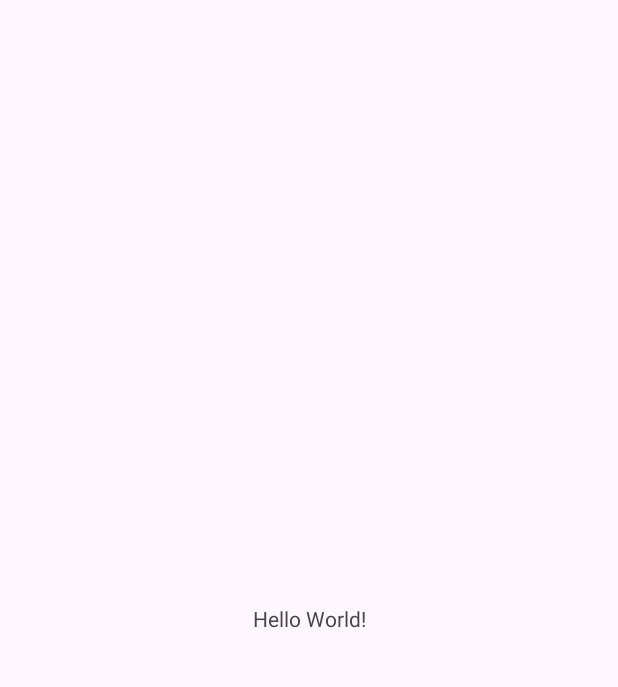
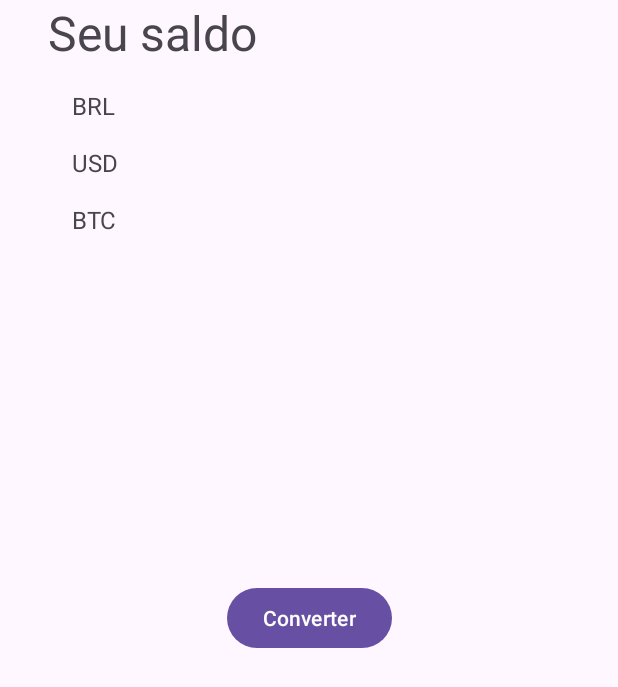
Before and after one commit to Salgado2004/mobile_UFPR_trabalho_3, an Android app: the screen it shows after launch (MainActivity), on a phone screen of 412 x 824 dp. Before the commit the part shown is almost empty. Shown: the top 687 px of the screen. Run offline under Robolectric (Android 15) with nearby library versions, the phone set to English and light mode, and no system bars.

Commit message:
feat: create balance page

```diff
--- a/app/src/main/AndroidManifest.xml
+++ b/app/src/main/AndroidManifest.xml
@@ -1,6 +1,6 @@
 <?xml version="1.0" encoding="utf-8"?>
 <manifest xmlns:android="http://schemas.android.com/apk/res/android"
-    xmlns:tools="http://schemas.android.com/tools">
+    xmlns:tools="http://schemas.android.com/tools" >
 
     <uses-permission android:name="android.permission.INTERNET" />
 
@@ -13,10 +13,10 @@
         android:roundIcon="@mipmap/ic_launcher_round"
         android:supportsRtl="true"
         android:theme="@style/Theme.Trabalho3"
-        tools:targetApi="31">
+        tools:targetApi="31" >
         <activity
             android:name=".MainActivity"
-            android:exported="true">
+            android:exported="true" >
             <intent-filter>
                 <action android:name="android.intent.action.MAIN" />
 
--- a/app/src/main/res/layout/activity_main.xml
+++ b/app/src/main/res/layout/activity_main.xml
@@ -8,12 +8,83 @@
     tools:context=".MainActivity">
 
     <TextView
+        android:id="@+id/textView"
         android:layout_width="wrap_content"
         android:layout_height="wrap_content"
-        android:text="Hello World!"
+        android:layout_marginStart="32dp"
+        android:text="Seu saldo"
+        android:textSize="32sp"
+        app:layout_constraintStart_toStartOf="parent"
+        tools:layout_editor_absoluteY="61dp" />
+
+    <TextView
+        android:id="@+id/valueReal"
+        android:layout_width="wrap_content"
+        android:layout_height="wrap_content"
+        android:layout_marginStart="12dp"
+        android:layout_marginTop="16dp"
+        android:textSize="16sp"
+        app:layout_constraintStart_toEndOf="@+id/textView3"
+        app:layout_constraintTop_toBottomOf="@+id/textView" />
+
+    <TextView
+        android:id="@+id/textView3"
+        android:layout_width="wrap_content"
+        android:layout_height="wrap_content"
+        android:layout_marginStart="48dp"
+        android:layout_marginTop="16dp"
+        android:text="BRL"
+        android:textSize="16sp"
+        app:layout_constraintStart_toStartOf="parent"
+        app:layout_constraintTop_toBottomOf="@+id/textView" />
+
+    <TextView
+        android:id="@+id/textView4"
+        android:layout_width="wrap_content"
+        android:layout_height="wrap_content"
+        android:layout_marginStart="48dp"
+        android:layout_marginTop="16dp"
+        android:text="USD"
+        android:textSize="16sp"
+        app:layout_constraintStart_toStartOf="parent"
+        app:layout_constraintTop_toBottomOf="@+id/textView3" />
+
+    <TextView
+        android:id="@+id/valueUSDolar"
+        android:layout_width="wrap_content"
+        android:layout_height="wrap_content"
+        android:layout_marginTop="16dp"
+        android:textSize="16sp"
+        app:layout_constraintTop_toBottomOf="@+id/valueReal"
+        tools:layout_editor_absoluteX="89dp" />
+
+    <TextView
+        android:id="@+id/textView6"
+        android:layout_width="wrap_content"
+        android:layout_height="wrap_content"
+        android:layout_marginStart="48dp"
+        android:layout_marginTop="16dp"
+        android:text="BTC"
+        android:textSize="16sp"
+        app:layout_constraintStart_toStartOf="parent"
+        app:layout_constraintTop_toBottomOf="@+id/textView4" />
+
+    <TextView
+        android:id="@+id/valueBitCoin"
+        android:layout_width="wrap_content"
+        android:layout_height="wrap_content"
+        android:layout_marginTop="16dp"
+        android:textSize="16sp"
+        app:layout_constraintTop_toBottomOf="@+id/valueUSDolar"
+        tools:layout_editor_absoluteX="89dp" />
+
+    <Button
+        android:id="@+id/buttonConvert"
+        android:layout_width="wrap_content"
+        android:layout_height="wrap_content"
+        android:text="Converter"
         app:layout_constraintBottom_toBottomOf="parent"
         app:layout_constraintEnd_toEndOf="parent"
         app:layout_constraintStart_toStartOf="parent"
         app:layout_constraintTop_toTopOf="parent" />
-
 </androidx.constraintlayout.widget.ConstraintLayout>
```
